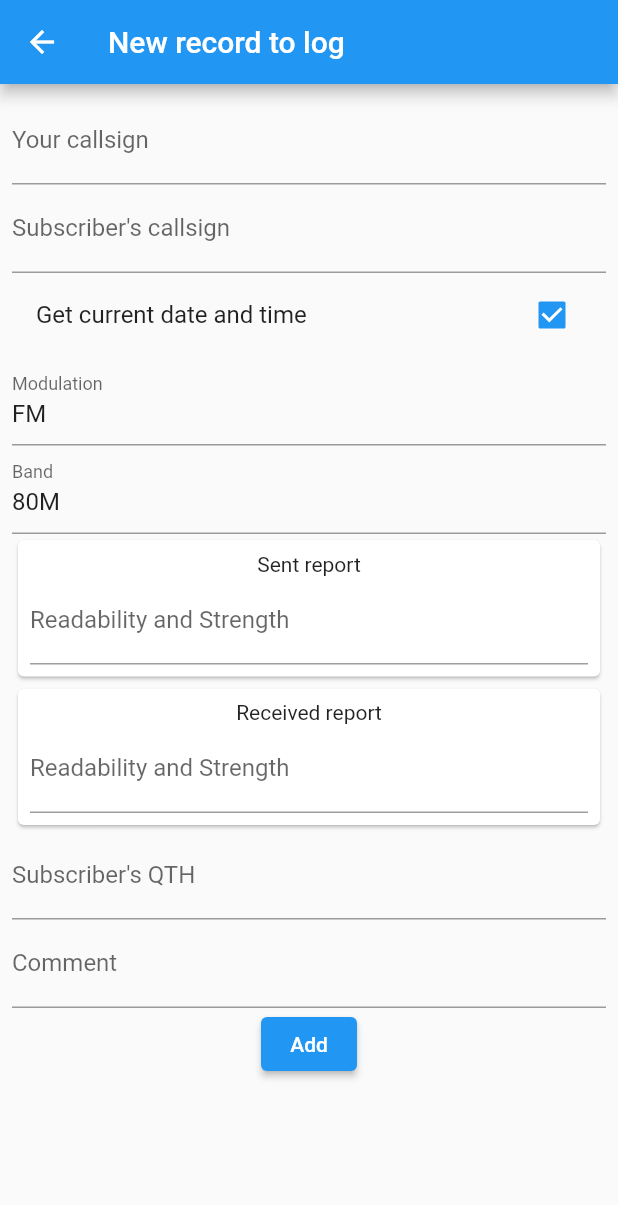
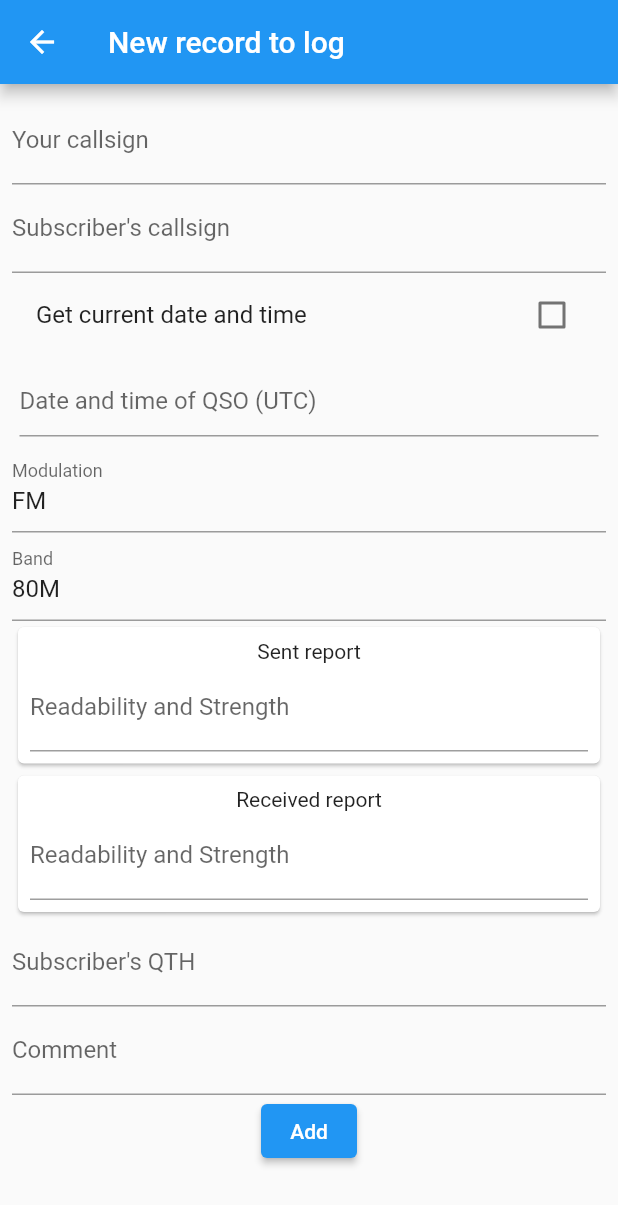
Before and after one commit to Bachar-official/flutter_qso, a Flutter app: the NewLogScreen screen opened by its route, on a phone screen of 412 x 824 dp. Shown: the top 1205 px of the screen. Run offline on Flutter 3.47's test engine with Material 2 defaults, Android fonts, the phone set to English and light mode, and no system bars; our stand-ins replace flutter_riverpod, hive, hive_flutter; accounts and stored records are empty; generated files the repository leaves out were written again.

Commit message:
Our picker and adding record

```diff
--- /dev/null
+++ b/lib/feature/new_log/components/date_time_picker.dart
@@ -0,0 +1,81 @@
+import 'package:flutter/material.dart';
+
+class DateTimeField extends StatefulWidget {
+  final DateTime? value;
+  final void Function(DateTime?) onSetDateTime;
+  final TextEditingController dateRangeController;
+  final String hintText;
+  final DateTime firstDate;
+
+  const DateTimeField(
+      {Key? key,
+      required this.onSetDateTime,
+      required this.dateRangeController,
+      required this.hintText,
+      required this.firstDate,
+      this.value})
+      : super(key: key);
+
+  @override
+  State<DateTimeField> createState() => _DateTimeFieldState();
+}
+
+class _DateTimeFieldState extends State<DateTimeField> {
+  DateTime dateTime = DateTime.now();
+  TimeOfDay timeOfDay = TimeOfDay.fromDateTime(DateTime.now());
+
+  void setDate(DateTime? date) {
+    if (date != null) {
+      dateTime = date;
+      setState(() {});
+    }
+  }
+
+  void setTime(TimeOfDay? time) {
+    if (time != null) {
+      timeOfDay = time;
+      setState(() {});
+    }
+  }
+
+  void submit() {
+    dateTime = dateTime.copyWith(hour: timeOfDay.hour, minute: timeOfDay.minute);
+    widget.dateRangeController.value = TextEditingValue(text: dateTime.toString());
+    setState(() {});
+    widget.onSetDateTime(dateTime);
+  }
+
+  @override
+  Widget build(BuildContext context) {
+    return Column(
+      children: [
+        Padding(
+          padding: const EdgeInsets.all(5),
+          child: TextField(
+            readOnly: true,
+            decoration: InputDecoration(
+              hintText: widget.hintText,
+              contentPadding: const EdgeInsets.symmetric(vertical: 5),
+            ),
+            controller: widget.dateRangeController,
+            onTap: () => showDatePicker(
+              context: context,
+              initialEntryMode: DatePickerEntryMode.inputOnly,
+              lastDate: DateTime.now(),
+              firstDate: widget.firstDate,
+              initialDate: DateTime.now(),
+            ).then((value) {
+              setDate(value);
+              showTimePicker(context: context,
+                  initialEntryMode: TimePickerEntryMode.input,
+                  initialTime: const TimeOfDay(hour: 0, minute: 0)).then((time) {
+                  setTime(time);
+              });
+              submit();
+            }),
+          ),
+        ),
+      ],
+    );
+  }
+}
--- a/lib/feature/new_log/new_log_screen.dart
+++ b/lib/feature/new_log/new_log_screen.dart
@@ -3,6 +3,7 @@ import 'package:flutter_qso/app/di.dart';
 import 'package:flutter_qso/data/constants/band.dart';
 import 'package:flutter_qso/data/constants/mode.dart';
 import 'package:flutter_qso/data/constants/validators.dart';
+import 'package:flutter_qso/feature/new_log/components/date_time_picker.dart';
 import 'package:flutter_qso/feature/new_log/components/report_card.dart';
 import 'package:flutter_qso/feature/new_log/new_log_state.dart';
 import 'package:flutter_qso/feature/new_log/new_log_state_holder.dart';
@@ -19,7 +20,6 @@ class NewLogScreen extends ConsumerWidget {
   Widget build(BuildContext context, WidgetRef ref) {
     final state = ref.watch(provider);
     final manager = di.newLogManager;
-    manager.setQsoDateTime(DateTime.now());
 
     return WillPopScope(
       onWillPop: () async {
@@ -53,14 +53,24 @@ class NewLogScreen extends ConsumerWidget {
                       onChanged: manager.setCall,
                     ),
                     CheckboxListTile(
-                        value: state.isCurrentDateTime,
-                        onChanged: manager.setIsCurrentDateTime,
+                      value: state.isCurrentDateTime,
+                      onChanged: manager.setIsCurrentDateTime,
                       title: Text(AppLocalizations.of(context).getCurrentDate),
                     ),
-                    !state.isCurrentDateTime ?
-                    InputDatePickerFormField(
-                        firstDate: DateTime.parse('1970-01-01'),
-                        lastDate: DateTime.now())
+                    !state.isCurrentDateTime
+                        ?
+                        // InputDatePickerFormField(
+                        //     firstDate: DateTime.parse('1970-01-01'),
+                        //     lastDate: DateTime.now(),
+                        //   onDateSubmitted: manager.setQsoDateTime,
+                        //   fieldLabelText: AppLocalizations.of(context).qsoDate,
+                        // )
+                        DateTimeField(
+                            onSetDateTime: manager.setQsoDateTime,
+                            dateRangeController: manager.dateController,
+                            hintText: AppLocalizations.of(context).qsoDate,
+                            firstDate: DateTime.parse('1970-01-01'),
+                          )
                         : const SizedBox.shrink(),
                     Autocomplete<Mode>(
                       initialValue: TextEditingValue(
@@ -139,7 +149,12 @@ class NewLogScreen extends ConsumerWidget {
                       onChanged: manager.setComment,
                     ),
                     ElevatedButton(
-                      onPressed: manager.addQSO,
+                      onPressed: () {
+                        bool result = manager.addQSO();
+                        if (result) {
+                          Navigator.pop(context);
+                        }
+                      },
                       child: Text(AppLocalizations.of(context).add),
                     ),
                   ],
--- a/lib/feature/new_log/new_log_state.dart
+++ b/lib/feature/new_log/new_log_state.dart
@@ -55,7 +55,7 @@ class NewLogState {
         operator = '',
         band = Band.b80m,
         qth = '',
-        isCurrentDateTime = true,
+        isCurrentDateTime = false,
         qsoDateTime = DateTime.now();
 
   NewLogState copyWith(
--- a/lib/l10n/app_en.arb
+++ b/lib/l10n/app_en.arb
@@ -10,8 +10,7 @@
   "add": "Add",
   "operator": "Your callsign",
   "call": "Subscriber's callsign",
-  "qsoDate": "Date of QSO",
-  "timeOn": "Time of QSO",
+  "qsoDate": "Date and time of QSO (UTC)",
   "mode": "Modulation",
   "rstSent": "Sent report",
   "rstRcvd": "Received report",
--- a/lib/l10n/app_ru.arb
+++ b/lib/l10n/app_ru.arb
@@ -10,8 +10,7 @@
   "add": "Добавить",
   "operator": "Ваш позывной",
   "call": "Позывной абонента",
-  "qsoDate": "Дата QSO",
-  "timeOn": "Время QSO",
+  "qsoDate": "Дата и время QSO (UTC)",
   "mode": "Модуляция",
   "rstSent": "Исходящий рапорт",
   "rstRcvd": "Входящий рапорт",
```
Also changed, not shown: lib/feature/new_log/new_log_manager.dart (+13 -8 lines).
